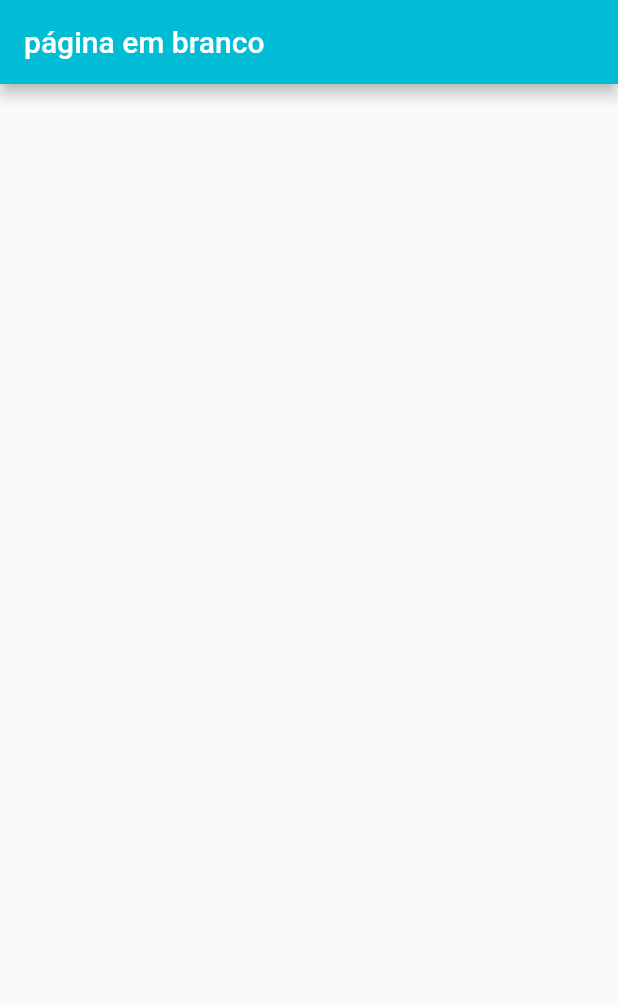
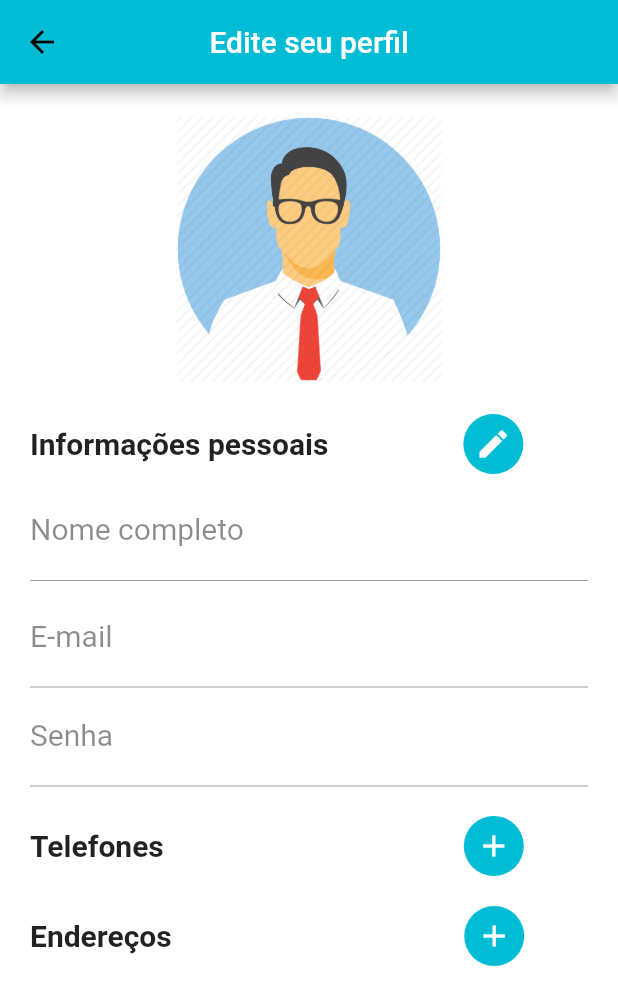
Before and after one commit to LFMP/MiAudota, a Flutter app: the screen it shows after launch, after a tap on "Login", on a phone screen of 412 x 824 dp. Shown: the top 1005 px of the screen. Run offline on Flutter 3.47's test engine with Material 2 defaults, Android fonts, the phone set to English and light mode, and no system bars; our stand-ins replace bloc, equatable, flushbar, flutter_bloc, flutter_secure_storage; network calls fail.

Commit message:
add tela de editar perfil

```diff
--- a/miaudota_app/lib/main.dart
+++ b/miaudota_app/lib/main.dart
@@ -2,8 +2,8 @@ import 'package:flutter/material.dart';
 import 'package:miaudota_app/blocs/authentication.dart';
 import 'package:miaudota_app/blocs/events/authentication.dart';
 import 'package:miaudota_app/blocs/states/authentication.dart';
-import 'package:miaudota_app/pages/blank_page.dart';
 import 'package:miaudota_app/pages/login_page.dart';
+import 'package:miaudota_app/pages/profile_page.dart';
 import 'package:miaudota_app/pages/splash_page.dart';
 import 'package:miaudota_app/repositories/usuario.dart';
 import 'package:miaudota_app/utils/loading.dart';
@@ -63,7 +63,7 @@ class MiAudota extends StatelessWidget {
             return SplashPage();
           }
           if (state is AuthenticationAuthenticated) {
-            return BlankPage();
+            return ProfilePage();
           }
           if (state is AuthenticationUnauthenticated) {
             return LoginPage(userRepository: userRepository);
--- /dev/null
+++ b/miaudota_app/lib/pages/profile_page.dart
@@ -0,0 +1,204 @@
+import 'dart:ui' as prefix0;
+
+import 'package:flutter/material.dart';
+import 'package:miaudota_app/utils/style.dart';
+
+class ProfilePage extends StatefulWidget {
+  @override
+  _ProfilePageState createState() => _ProfilePageState();
+}
+
+class _ProfilePageState extends State<ProfilePage> {
+  bool status = false;
+
+  @override
+  Widget build(BuildContext context) {
+    return Scaffold(
+      appBar: AppBar(
+          title: const Text(
+            'Edite seu perfil',
+            style: TextStyle(
+              color: AppStyle.colorWhite,
+            ),
+          ),
+          centerTitle: true,
+          backgroundColor: AppStyle.colorCyan,
+          automaticallyImplyLeading: true,
+          leading: IconButton(
+            icon: Icon(Icons.arrow_back),
+            onPressed: () => Navigator.pop(context, true),
+          )),
+      body: Container(
+        color: AppStyle.colorWhite,
+        padding: const EdgeInsets.only(top: 20.0, left: 20, right: 20),
+        child: ListView(
+          children: <Widget>[
+            SizedBox(
+              width: 180,
+              height: 180,
+              child: Container(
+                decoration: BoxDecoration(
+                  borderRadius: const BorderRadius.all(Radius.circular(60)),
+                  image: DecorationImage(
+                    image: ExactAssetImage('assets/as.png'),
+                  ),
+                ),
+              ),
+            ),
+            const SizedBox(
+              height: 20,
+            ),
+            SizedBox(
+              height: 40,
+              child: Container(
+                child: Row(
+                  children: <Widget>[
+                    const Text(
+                      'Informações pessoais',
+                      style: TextStyle(
+                        fontSize: 20,
+                        fontWeight: FontWeight.bold,
+                      ),
+                    ),
+                    const SizedBox(
+                      width: 90,
+                    ),
+                    CircleAvatar(
+                      backgroundColor: AppStyle.colorCyan,
+                      child: GestureDetector(
+                        child: Icon(
+                          Icons.edit,
+                          color: AppStyle.colorWhite,
+                        ),
+                        onTap: () => status = !status,
+                      ),
+                    ),
+                  ],
+                ),
+              ),
+            ),
+            const SizedBox(
+              height: 5,
+            ),
+            TextFormField(
+              enabled: status,
+              keyboardType: TextInputType.text,
+              decoration: InputDecoration(
+                labelText: 'Nome completo',
+                labelStyle: TextStyle(
+                  color: Colors.black45,
+                  fontWeight: FontWeight.w400,
+                  fontSize: 20,
+                ),
+              ),
+              style: const TextStyle(
+                fontSize: 20,
+                color: AppStyle.colorBlack,
+              ),
+            ),
+            const SizedBox(
+              height: 5,
+            ),
+            TextFormField(
+              enabled: status,
+              keyboardType: TextInputType.emailAddress,
+              decoration: InputDecoration(
+                labelText: 'E-mail',
+                labelStyle: TextStyle(
+                  color: Colors.black45,
+                  fontWeight: FontWeight.w400,
+                  fontSize: 20,
+                ),
+              ),
+              style: const TextStyle(
+                fontSize: 20,
+                color: AppStyle.colorBlack,
+              ),
+            ),
+            TextFormField(
+              enabled: status,
+              obscureText: true,
+              keyboardType: TextInputType.text,
+              decoration: InputDecoration(
+                labelText: 'Senha',
+                labelStyle: TextStyle(
+                  color: Colors.black45,
+                  fontWeight: FontWeight.w400,
+                  fontSize: 20,
+                ),
+              ),
+              style: const TextStyle(
+                fontSize: 20,
+                color: AppStyle.colorBlack,
+              ),
+            ),
+            const SizedBox(
+              height: 20,
+            ),
+            SizedBox(
+              height: 40,
+              child: Container(
+                child: Row(
+                  children: <Widget>[
+                    const Text(
+                      'Telefones',
+                      style: TextStyle(
+                        fontSize: 20,
+                        fontWeight: FontWeight.bold,
+                      ),
+                    ),
+                    const SizedBox(
+                      width: 200,
+                    ),
+                    CircleAvatar(
+                      backgroundColor: AppStyle.colorCyan,
+                      child: GestureDetector(
+                        child: Icon(
+                          Icons.add,
+                          color: AppStyle.colorWhite,
+                        ),
+                        onTap: () => status = !status,
+                      ),
+                    ),
+                  ],
+                ),
+              ),
+            ),
+            const SizedBox(
+              height: 20,
+            ),
+            SizedBox(
+              height: 40,
+              child: Container(
+                child: Row(
+                  children: <Widget>[
+                    const Text(
+                      'Endereços',
+                      style: TextStyle(
+                        fontSize: 20,
+                        fontWeight: FontWeight.bold,
+                      ),
+                    ),
+                    const SizedBox(
+                      width: 195,
+                    ),
+                    CircleAvatar(
+                      backgroundColor: AppStyle.colorCyan,
+                      child: GestureDetector(
+                        child: Icon(
+                          Icons.add,
+                          color: AppStyle.colorWhite,
+                        ),
+                        onTap: () => status = !status,
+                      ),
+                    ),
+                  ],
+                ),
+              ),
+            ),
+          ],
+        ),
+      ),
+    );
+  }
+}
--- a/miaudota_app/pubspec.yaml
+++ b/miaudota_app/pubspec.yaml
@@ -4,7 +4,7 @@ description: A new Flutter project.
 version: 1.0.0+1
 
 environment:
-  sdk: ">=2.1.0 <3.0.0"
+  sdk: ">=2.2.0 <3.0.0"
 
 dependencies:
   intl: ^0.16.0
```
Also changed, not shown: miaudota_app/assets/as.png (added).
